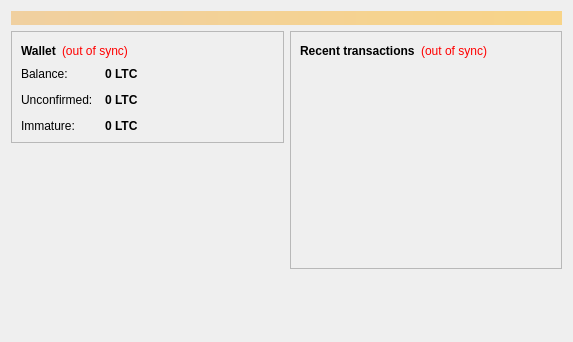
The window that src/qt/forms/overviewpage.ui (JohnKeyCoin/JohnKeyoin) describes before a commit, drawn with Qt 5.
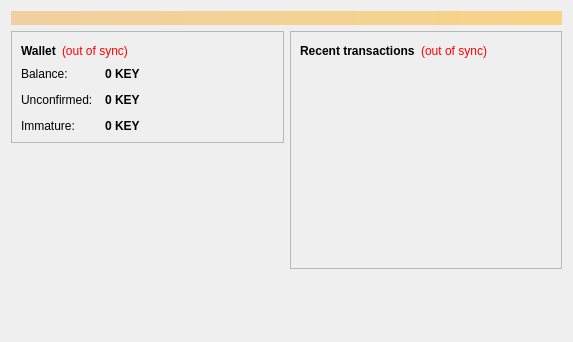
The same window after the commit. Icons and pictures are not drawn.

```diff
--- a/src/qt/forms/overviewpage.ui
+++ b/src/qt/forms/overviewpage.ui
@@ -122,7 +122,7 @@
                <string>Your current balance</string>
               </property>
               <property name="text">
-               <string notr="true">0 LTC</string>
+               <string notr="true">0 KEY</string>
               </property>
               <property name="textInteractionFlags">
                <set>Qt::LinksAccessibleByMouse|Qt::TextSelectableByKeyboard|Qt::TextSelectableByMouse</set>
@@ -151,7 +151,7 @@
                <string>Total of transactions that have yet to be confirmed, and do not yet count toward the current balance</string>
               </property>
               <property name="text">
-               <string notr="true">0 LTC</string>
+               <string notr="true">0 KEY</string>
               </property>
               <property name="textInteractionFlags">
                <set>Qt::LinksAccessibleByMouse|Qt::TextSelectableByKeyboard|Qt::TextSelectableByMouse</set>
@@ -177,7 +177,7 @@
                <string>Mined balance that has not yet matured</string>
               </property>
               <property name="text">
-               <string notr="true">0 LTC</string>
+               <string notr="true">0 KEY</string>
               </property>
               <property name="textInteractionFlags">
                <set>Qt::LinksAccessibleByMouse|Qt::TextSelectableByKeyboard|Qt::TextSelectableByMouse</set>
```
Left out of the diff: 4 changed lines with no effect on the pictures.
